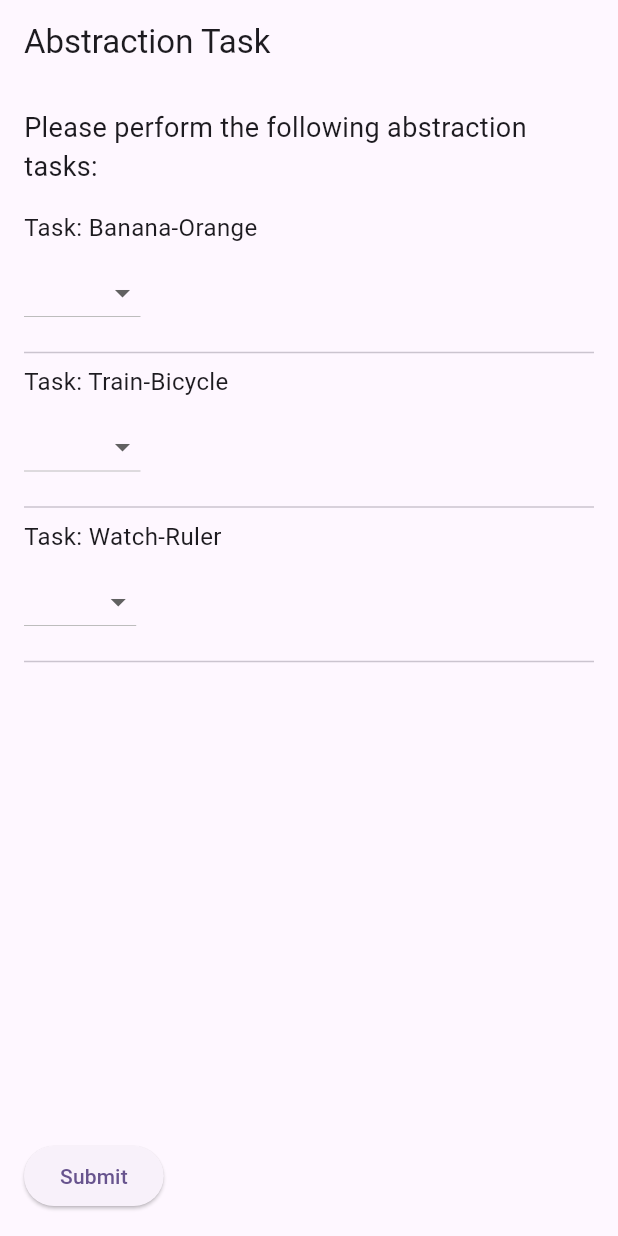
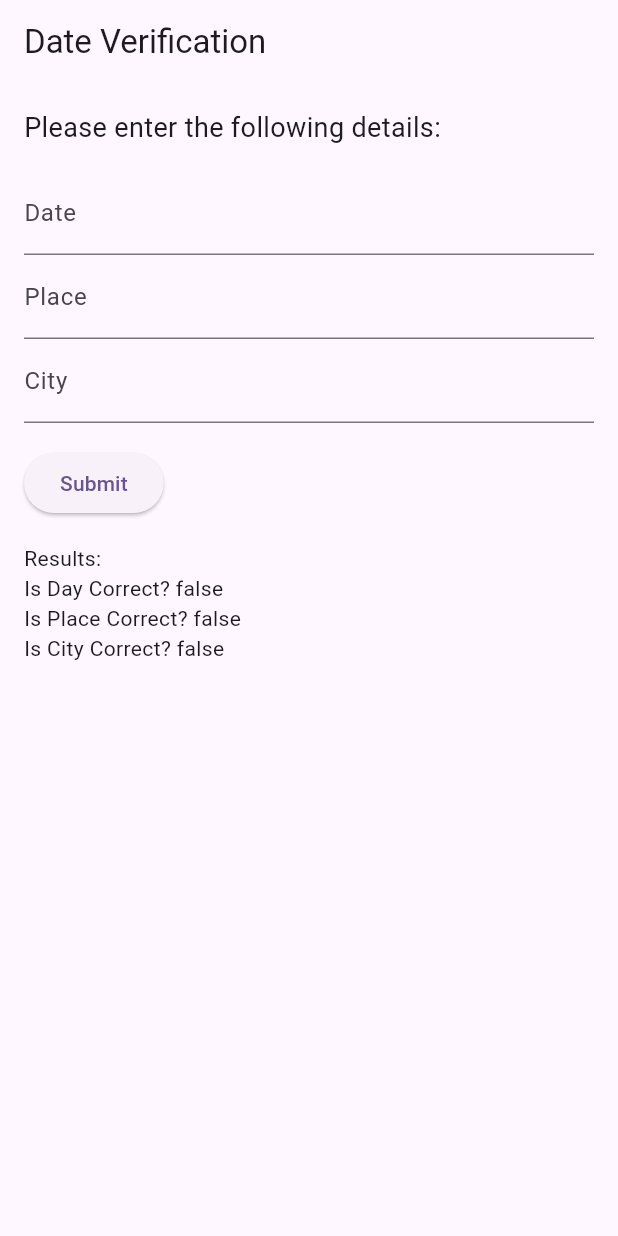
Before and after one commit to ahmaddioxide/moca, a Flutter app: the screen it shows after launch, after a tap on "Submit", on a phone screen of 412 x 824 dp. Run offline on Flutter 3.47's test engine with Material 2 defaults, Android fonts, the phone set to English and light mode, and no system bars; our stand-ins replace cloud_firestore, firebase_auth, firebase_core, get; accounts and stored records are empty.

Commit message:
orientation_screen.dart with backend

```diff
--- a/lib/main.dart
+++ b/lib/main.dart
@@ -3,6 +3,7 @@ import 'package:flutter/material.dart';
 import 'package:get/get.dart';
 import 'package:moca/views/abstraction_screen.dart';
 import 'package:moca/views/cognitive_failure.dart';
+import 'package:moca/views/orientation_screen.dart';
 import 'package:moca/views/sociodemographic_sceen.dart';
 import 'firebase_options.dart';
 
@@ -26,7 +27,7 @@ class MyApp extends StatelessWidget {
         colorScheme: ColorScheme.fromSeed(seedColor: Colors.deepPurple),
         useMaterial3: true,
       ),
-      home:  AbstractionScreen(),
+      home:  DateVerificationScreen(),
     );
   }
 }
--- /dev/null
+++ b/lib/views/orientation_screen.dart
@@ -0,0 +1,135 @@
+import 'package:flutter/material.dart';
+import 'package:firebase_auth/firebase_auth.dart';
+import 'package:cloud_firestore/cloud_firestore.dart';
+
+class DateVerificationScreen extends StatefulWidget {
+  @override
+  _DateVerificationScreenState createState() => _DateVerificationScreenState();
+}
+
+class _DateVerificationScreenState extends State<DateVerificationScreen> {
+  TextEditingController dayController = TextEditingController();
+  TextEditingController placeController = TextEditingController();
+  TextEditingController cityController = TextEditingController();
+
+  bool isDayCorrect = false;
+  bool isPlaceCorrect = false;
+  bool isCityCorrect = false;
+
+  DateTime currentDate = DateTime.now();
+
+  @override
+  void dispose() {
+    dayController.dispose();
+    placeController.dispose();
+    cityController.dispose();
+    super.dispose();
+  }
+
+  Future<void> saveResultsToFirestore() async {
+    final User? currentUser = FirebaseAuth.instance.currentUser;
+    if (currentUser != null) {
+      // Save the results to Firestore
+      final CollectionReference userCollection =
+      FirebaseFirestore.instance.collection('users');
+      final DocumentReference userDoc = userCollection.doc(currentUser.uid);
+      final CollectionReference resultsCollection =
+      userDoc.collection('date_verification_results');
+
+      await resultsCollection.add({
+        'isDayCorrect': isDayCorrect,
+        'isPlaceCorrect': isPlaceCorrect,
+        'isCityCorrect': isCityCorrect,
+      });
+    } else {
+      // Handle user not signed in
+      print('User is not signed in.');
+    }
+  }
+
+  Future<void> _selectDate(BuildContext context) async {
+    final DateTime? picked = await showDatePicker(
+      context: context,
+      currentDate: DateTime.parse("2023-06-01 11:06:21.240752"),
+      initialDate:
+           DateTime.parse("2023-06-01 11:06:21.240752"),
+
+      firstDate: DateTime(1900),
+      lastDate: DateTime(2100),
+    );
+    if (picked != null) {
+      setState(() {
+        currentDate = picked;
+        dayController.text = currentDate.day.toString();
+      });
+    }
+  }
+
+  @override
+  Widget build(BuildContext context) {
+    return Scaffold(
+      appBar: AppBar(
+        title: Text('Date Verification'),
+      ),
+      body: Padding(
+        padding: EdgeInsets.all(16.0),
+        child: Column(
+          crossAxisAlignment: CrossAxisAlignment.start,
+          children: [
+            Text(
+              'Please enter the following details:',
+              style: TextStyle(fontSize: 18.0),
+            ),
+            SizedBox(height: 16.0),
+            InkWell(
+              onTap: () {
+                _selectDate(context);
+              },
+              child: IgnorePointer(
+                child: TextField(
+                  controller: dayController,
+                  decoration: InputDecoration(
+                    labelText: 'Date',
+                  ),
+                ),
+              ),
+            ),
+            TextField(
+              controller: placeController,
+              decoration: InputDecoration(
+                labelText: 'Place',
+              ),
+            ),
+            TextField(
+              controller: cityController,
+              decoration: InputDecoration(
+                labelText: 'City',
+              ),
+            ),
+            SizedBox(height: 16.0),
+            ElevatedButton(
+              onPressed: () {
+                // Check the correctness of the inputs
+                setState(() {
+                  isDayCorrect = dayController.text ==
+                      currentDate.day.toString();
+                  isPlaceCorrect = placeController.text == 'Some Place';
+                  isCityCorrect = cityController.text == 'Some City';
+                });
+
+                // Save the results to Firestore
+                saveResultsToFirestore();
+              },
+              child: Text('Submit'),
+            ),
+            SizedBox(height: 16.0),
+            Text('Results:'),
+            Text('Is Day Correct? $isDayCorrect'),
+            Text('Is Place Correct? $isPlaceCorrect'),
+            Text('Is City Correct? $isCityCorrect'),
+          ],
+        ),
+      ),
+    );
+  }
+}
```
